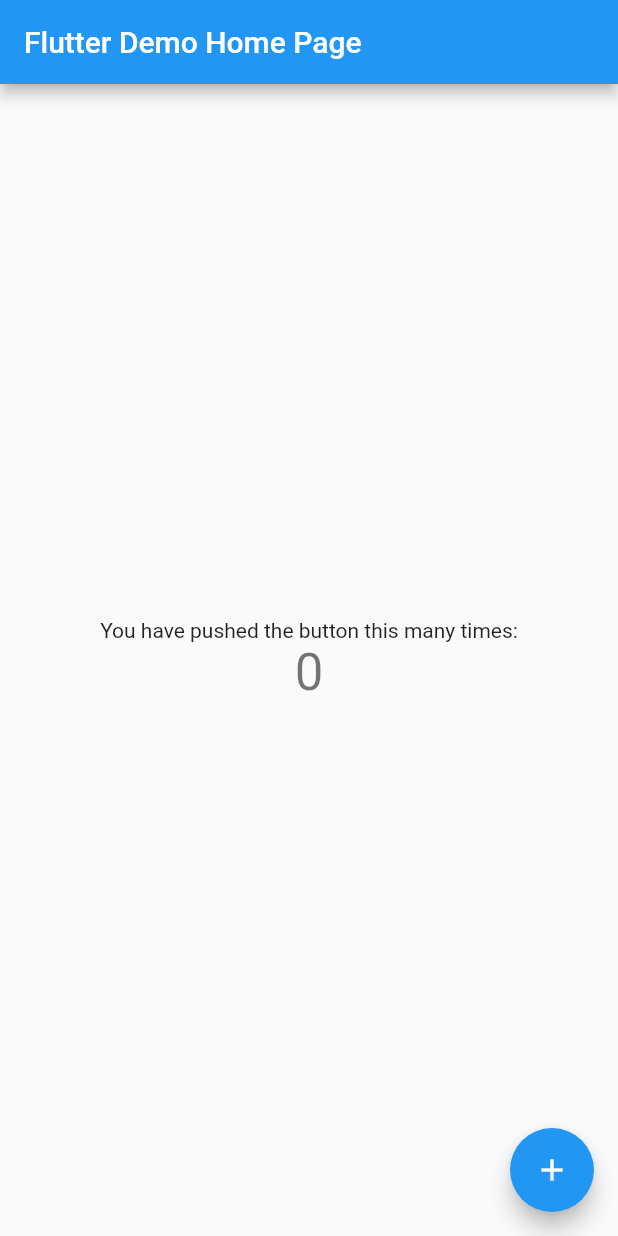
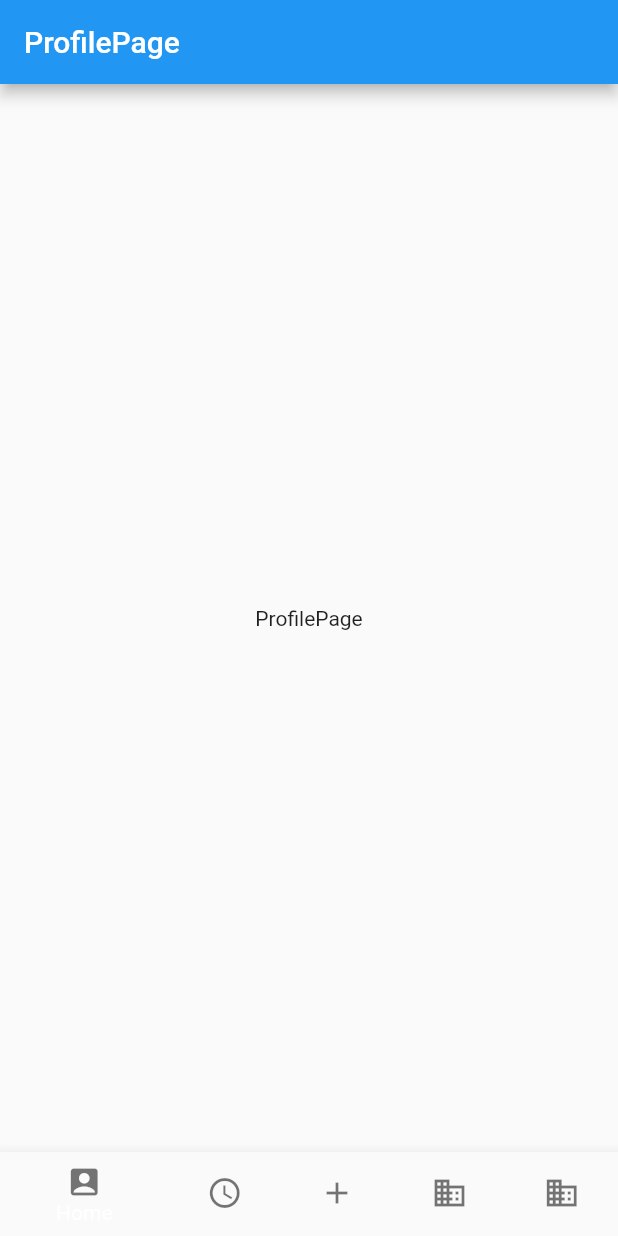
Before and after one commit to t-kawauchiya/training-app, a Flutter app: the screen it shows after launch, on a phone screen of 412 x 824 dp. Run offline on Flutter 3.47's test engine with Material 2 defaults, Android fonts, the phone set to English and light mode, and no system bars.

Commit message:
フッターを用いた画面遷移の作成

```diff
--- a/lib/main.dart
+++ b/lib/main.dart
@@ -1,27 +1,20 @@
 import 'package:flutter/material.dart';
+import 'package:training_app/exercise_page.dart';
+import 'package:training_app/history_page.dart';
+import 'package:training_app/measure_page.dart';
+import 'package:training_app/workout_page.dart';
+import 'profile_page.dart';
 
 void main() {
   runApp(MyApp());
+  MaterialApp();
 }
 
 class MyApp extends StatelessWidget {
-  // This widget is the root of your application.
   @override
   Widget build(BuildContext context) {
     return MaterialApp(
       title: 'Flutter Demo',
-      theme: ThemeData(
-        // This is the theme of your application.
-        //
-        // Try running your application with "flutter run". You'll see the
-        // application has a blue toolbar. Then, without quitting the app, try
-        // changing the primarySwatch below to Colors.green and then invoke
-        // "hot reload" (press "r" in the console where you ran "flutter run",
-        // or simply save your changes to "hot reload" in a Flutter IDE).
-        // Notice that the counter didn't reset back to zero; the application
-        // is not restarted.
-        primarySwatch: Colors.blue,
-      ),
       home: MyHomePage(title: 'Flutter Demo Home Page'),
     );
   }
@@ -30,15 +23,6 @@
 class MyHomePage extends StatefulWidget {
   MyHomePage({Key key, this.title}) : super(key: key);
 
-  // This widget is the home page of your application. It is stateful, meaning
-  // that it has a State object (defined below) that contains fields that affect
-  // how it looks.
-
-  // This class is the configuration for the state. It holds the values (in this
-  // case the title) provided by the parent (in this case the App widget) and
-  // used by the build method of the State. Fields in a Widget subclass are
-  // always marked "final".
-
   final String title;
 
   @override
@@ -46,68 +30,66 @@
 }
 
 class _MyHomePageState extends State<MyHomePage> {
-  int _counter = 0;
+  int _currentIndex = 0;
 
-  void _incrementCounter() {
+  void _onItemTapped(int index) {
     setState(() {
-      // This call to setState tells the Flutter framework that something has
-      // changed in this State, which causes it to rerun the build method below
-      // so that the display can reflect the updated values. If we changed
-      // _counter without calling setState(), then the build method would not be
-      // called again, and so nothing would appear to happen.
-      _counter++;
+      _currentIndex = index;
     });
   }
 
+  List<Widget> _pageList = <Widget>[
+    ProfilePage(),
+    HistoryPage(),
+    WorkoutPage(),
+    ExercisePage(),
+    MeasurePage(),
+  ];
+
   @override
   Widget build(BuildContext context) {
-    // This method is rerun every time setState is called, for instance as done
-    // by the _incrementCounter method above.
-    //
-    // The Flutter framework has been optimized to make rerunning build methods
-    // fast, so that you can just rebuild anything that needs updating rather
-    // than having to individually change instances of widgets.
     return Scaffold(
-      appBar: AppBar(
-        // Here we take the value from the MyHomePage object that was created by
-        // the App.build method, and use it to set our appbar title.
-        title: Text(widget.title),
+      body: _pageList[_currentIndex],
+      bottomNavigationBar: BottomNavigationBar(
+        items: const <BottomNavigationBarItem>[
+          BottomNavigationBarItem(
+            icon: Icon(
+              Icons.account_box,
+              color: Colors.black54,
+            ),
+            label: 'Home',
+          ),
+          BottomNavigationBarItem(
+            icon: Icon(
+              Icons.access_time,
+              color: Colors.black54,
+            ),
+            label: 'Business',
+          ),
+          BottomNavigationBarItem(
+            icon: Icon(
+              Icons.add_outlined,
+              color: Colors.black54,
+            ),
+            label: 'Business',
+          ),
+          BottomNavigationBarItem(
+            icon: Icon(
+              Icons.business,
+              color: Colors.black54,
+            ),
+            label: 'Business',
+          ),
+          BottomNavigationBarItem(
+            icon: Icon(
+              Icons.business,
+              color: Colors.black54,
+            ),
+            label: 'Business',
+          ),
+        ],
+        onTap: _onItemTapped,
       ),
-      body: Center(
-        // Center is a layout widget. It takes a single child and positions it
-        // in the middle of the parent.
-        child: Column(
-          // Column is also a layout widget. It takes a list of children and
-          // arranges them vertically. By default, it sizes itself to fit its
-          // children horizontally, and tries to be as tall as its parent.
-          //
-          // Invoke "debug painting" (press "p" in the console, choose the
-          // "Toggle Debug Paint" action from the Flutter Inspector in Android
-          // Studio, or the "Toggle Debug Paint" command in Visual Studio Code)
-          // to see the wireframe for each widget.
-          //
-          // Column has various properties to control how it sizes itself and
-          // how it positions its children. Here we use mainAxisAlignment to
-          // center the children vertically; the main axis here is the vertical
-          // axis because Columns are vertical (the cross axis would be
-          // horizontal).
-          mainAxisAlignment: MainAxisAlignment.center,
-          children: <Widget>[
-            Text(
-              'You have pushed the button this many times:',
-            ),
-            Text(
-              '$_counter',
-              style: Theme.of(context).textTheme.headline4,
-            ),
-          ],
-        ),
-      ),
-      floatingActionButton: FloatingActionButton(
-        onPressed: _incrementCounter,
-        tooltip: 'Increment',
-        child: Icon(Icons.add),
-      ), // This trailing comma makes auto-formatting nicer for build methods.
     );
   }
 }
--- /dev/null
+++ b/lib/profile_page.dart
@@ -0,0 +1,21 @@
+import 'package:flutter/cupertino.dart';
+import 'package:flutter/material.dart';
+
+class ProfilePage extends StatelessWidget {
+  Widget build(BuildContext context) {
+    return Scaffold(
+      appBar: AppBar(
+        title: Text('ProfilePage'),
+      ),
+      body: Container(
+        width: double.infinity,
+        child: Column(
+          mainAxisAlignment: MainAxisAlignment.center,
+          children: [
+            Text('ProfilePage'),
+          ],
+        ),
+      ),
+    );
+  }
+}
```
Also changed, not shown: lib/exercise_page.dart (added, +21 -0 lines), lib/footer.dart (added, +49 -0 lines), lib/history_page.dart (added, +21 -0 lines), lib/measure_page.dart (added, +21 -0 lines), lib/search_page.dart (added, +93 -0 lines), lib/workout_page.dart (added, +21 -0 lines).
